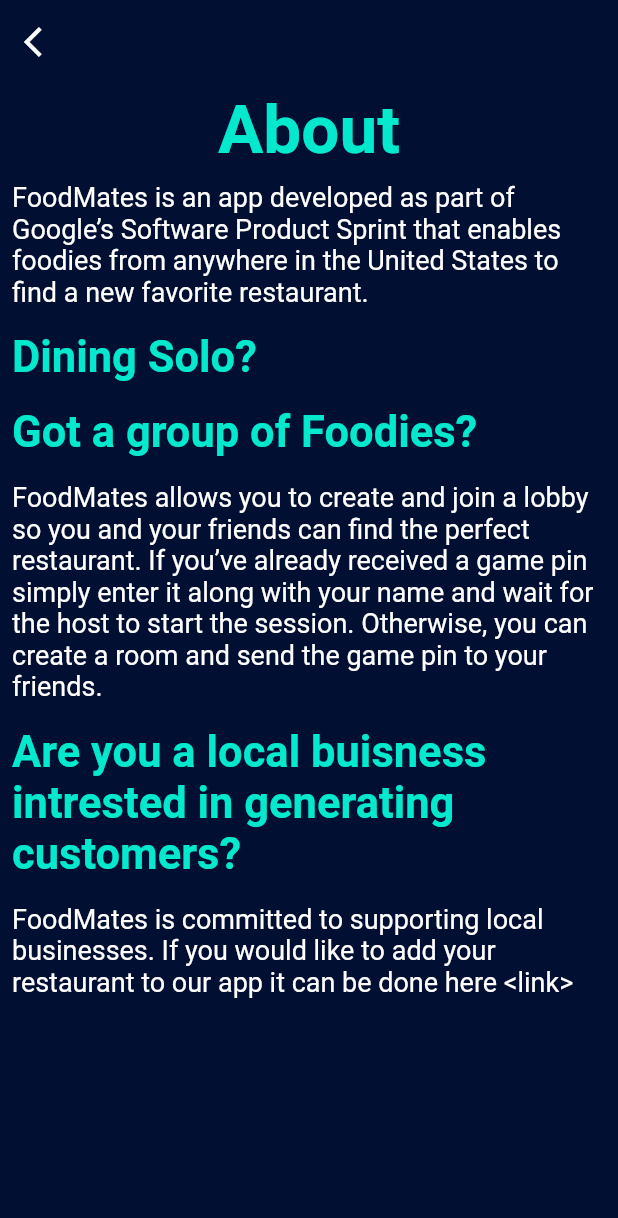
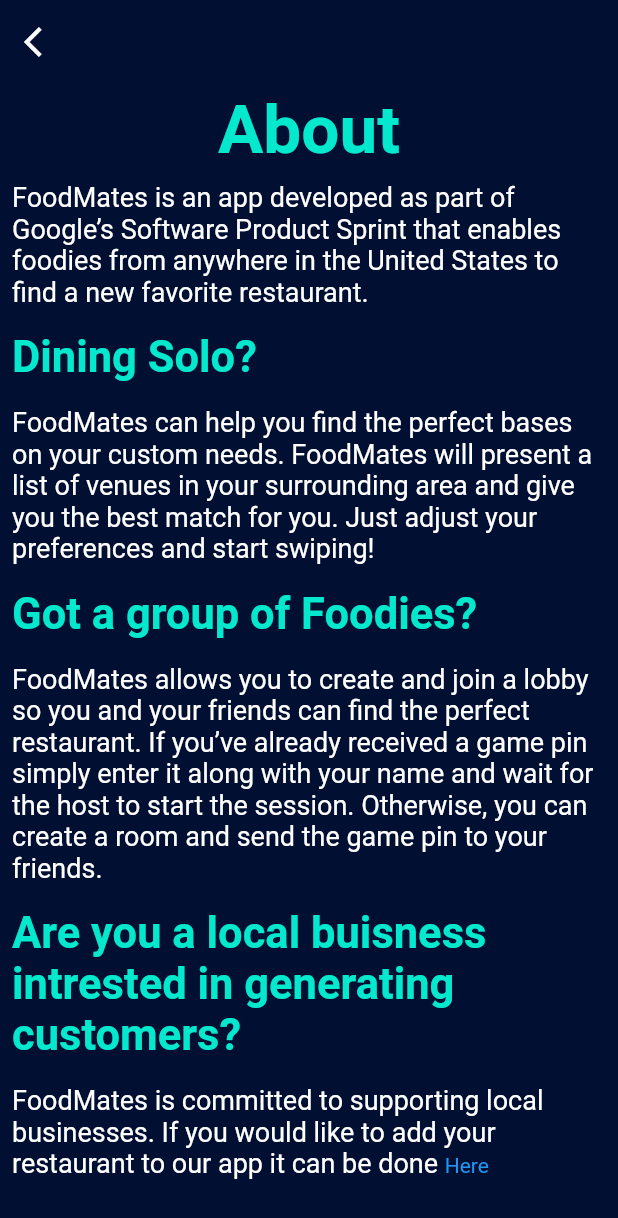
Before and after one commit to gasigala/SPS-Team-17, a Flutter app: the InfoScreen screen opened directly, on a phone screen of 412 x 824 dp. Shown: the top 1218 px of the screen. Run offline on Flutter 3.47's test engine with Material 2 defaults, Android fonts, the phone set to English and light mode, and no system bars.

Commit message:
add working url

```diff
--- a/lib/info-screen.dart
+++ b/lib/info-screen.dart
@@ -1,5 +1,7 @@
+import 'package:flutter/gestures.dart';
 import 'package:flutter/material.dart';
 import './back-button.dart';
+import 'package:url_launcher/url_launcher.dart';
 
 class InfoScreen extends StatelessWidget {
   @override
@@ -7,6 +9,8 @@
     return Scaffold(
       backgroundColor: Color(0xff010F32),
       body: Stack(
+        children: [
+          ListView(
             children: [
               Column(
                 crossAxisAlignment: CrossAxisAlignment.start,
@@ -32,32 +36,81 @@
                   ),
                   Padding(
                     padding: const EdgeInsets.all(8.0),
-                child: Text('FoodMates is an app developed as part of Google’s Software Product Sprint that enables foodies from anywhere in the United States to find a new favorite restaurant.',
-                style: TextStyle(color: Colors.white, fontSize: 18),),
+                    child: Text(
+                      'FoodMates is an app developed as part of Google’s Software Product Sprint that enables foodies from anywhere in the United States to find a new favorite restaurant.',
+                      style: TextStyle(color: Colors.white, fontSize: 18),
                     ),
-              Padding(padding: const EdgeInsets.all(8.0),
-              child: Text('Dining Solo?',
-                style: TextStyle(color: Color(0xff04E9CD), fontSize: 29, fontWeight: FontWeight.bold),
-                textAlign: TextAlign.left,),
                   ),
-               Padding(padding: const EdgeInsets.all(8.0),
-              child: Text(('Got a group of Foodies?'),
-                style: TextStyle(color: Color(0xff04E9CD), fontSize: 29, fontWeight: FontWeight.bold),
-                textAlign: TextAlign.left,),
+                  Padding(
+                    padding: const EdgeInsets.all(8.0),
+                    child: Text(
+                      'Dining Solo?',
+                      style: TextStyle(
+                          color: Color(0xff04E9CD),
+                          fontSize: 29,
+                          fontWeight: FontWeight.bold),
+                      textAlign: TextAlign.left,
                     ),
-               Padding(padding: const EdgeInsets.all(8.0),
-              child: Text(('FoodMates allows you to create and join a lobby so you and your friends can find the perfect restaurant. If you’ve already received a game pin simply enter it along with your name and wait for the host to start the session. Otherwise, you can create a room and send the game pin to your friends. '),
+                  ),
+                  Padding(
+                    padding: const EdgeInsets.all(8.0),
+                    child: Text(
+                      'FoodMates can help you find the perfect bases on your custom needs. FoodMates will present a list of venues in your surrounding area and give you the best match for you. Just adjust your preferences and start swiping!',
                       style: TextStyle(color: Colors.white, fontSize: 18),
-                textAlign: TextAlign.left,),
-              ), Padding(padding: const EdgeInsets.all(8.0),
-              child: Text(('Are you a local buisness intrested in generating customers?'),
-                style: TextStyle(color: Color(0xff04E9CD), fontSize: 29, fontWeight: FontWeight.bold),
-                textAlign: TextAlign.left,),
                     ),
-               Padding(padding: const EdgeInsets.all(8.0),
-              child: Text(('FoodMates is committed to supporting local businesses. If you would like to add your restaurant to our app it can be done here <link>'),
+                  ),
+                  Padding(
+                    padding: const EdgeInsets.all(8.0),
+                    child: Text(
+                      ('Got a group of Foodies?'),
+                      style: TextStyle(
+                          color: Color(0xff04E9CD),
+                          fontSize: 29,
+                          fontWeight: FontWeight.bold),
+                      textAlign: TextAlign.left,
+                    ),
+                  ),
+                  Padding(
+                    padding: const EdgeInsets.all(8.0),
+                    child: Text(
+                      ('FoodMates allows you to create and join a lobby so you and your friends can find the perfect restaurant. If you’ve already received a game pin simply enter it along with your name and wait for the host to start the session. Otherwise, you can create a room and send the game pin to your friends. '),
                       style: TextStyle(color: Colors.white, fontSize: 18),
-                textAlign: TextAlign.left,),
+                      textAlign: TextAlign.left,
+                    ),
+                  ),
+                  Padding(
+                    padding: const EdgeInsets.all(8.0),
+                    child: Text(
+                      ('Are you a local buisness intrested in generating customers?'),
+                      style: TextStyle(
+                          color: Color(0xff04E9CD),
+                          fontSize: 29,
+                          fontWeight: FontWeight.bold),
+                      textAlign: TextAlign.left,
+                    ),
+                  ),
+                  Padding(
+                    padding: const EdgeInsets.all(8.0),
+                    child: RichText(
+                      text: TextSpan(children: [
+                        TextSpan(
+                            style: TextStyle(color: Colors.white, fontSize: 18),
+                            text:
+                                'FoodMates is committed to supporting local businesses. If you would like to add your restaurant to our app it can be done '),
+                        TextSpan(
+                            text: 'Here',
+                            style: TextStyle(color: Colors.blue),
+                            recognizer: TapGestureRecognizer()
+                              ..onTap = () async {
+                                const url =
+                                    "https://googlespsteam17.netlify.app";
+                                //this is not the best practice but the usual check for launching url's is throwing up an error
+                                await launch(url);
+                              })
+                      ]),
+                    ),
+                  ),
+                ],
               ),
             ],
           ),
--- a/lib/main.dart
+++ b/lib/main.dart
@@ -1,5 +1,6 @@
 import 'package:flutter/material.dart';
 import './home-scren.dart';
+import './info-screen.dart';
 
 void main() {
   runApp(MyApp());
@@ -10,7 +11,7 @@
   Widget build(BuildContext context) {
     return MaterialApp(
       title: 'FoodMates',
-      home: Home(),
+      home: InfoScreen(),
     );
   }
 }
--- a/pubspec.yaml
+++ b/pubspec.yaml
@@ -25,7 +25,7 @@
     sdk: flutter
 
   #this is for hyperlinks
-
+  url_launcher: ^6.0.3
 
   # The following adds the Cupertino Icons font to your application.
   # Use with the CupertinoIcons class for iOS style icons.
```
Also changed, not shown: pubspec.lock. Lines whose indentation alone changed are shown as unchanged.
